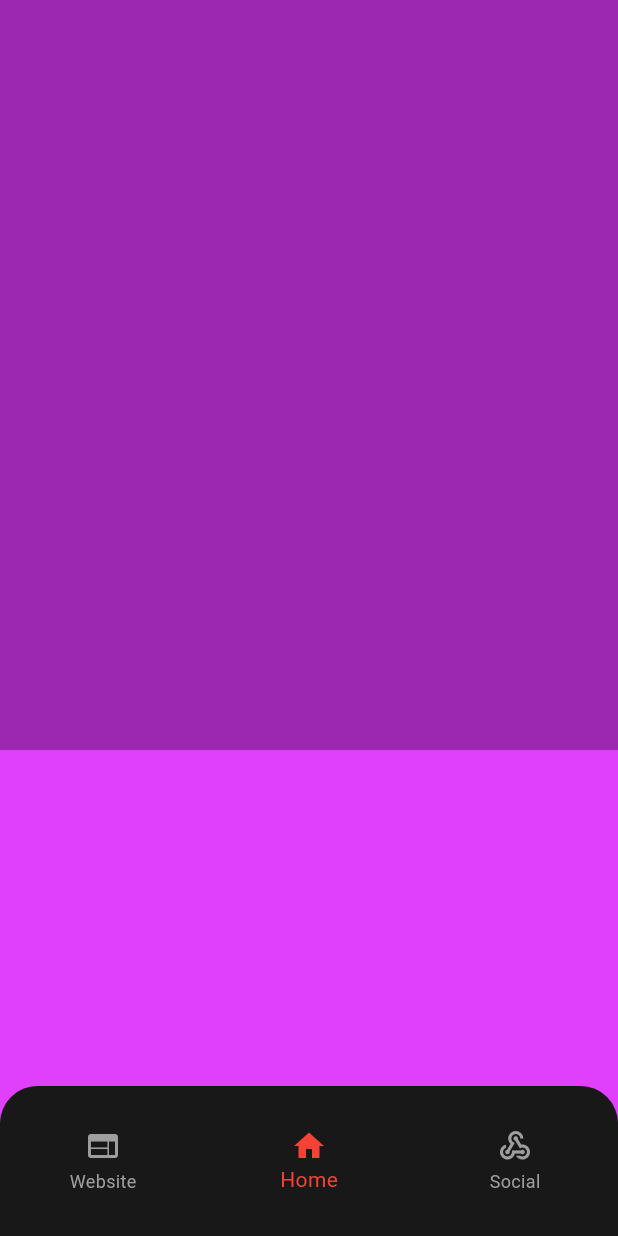
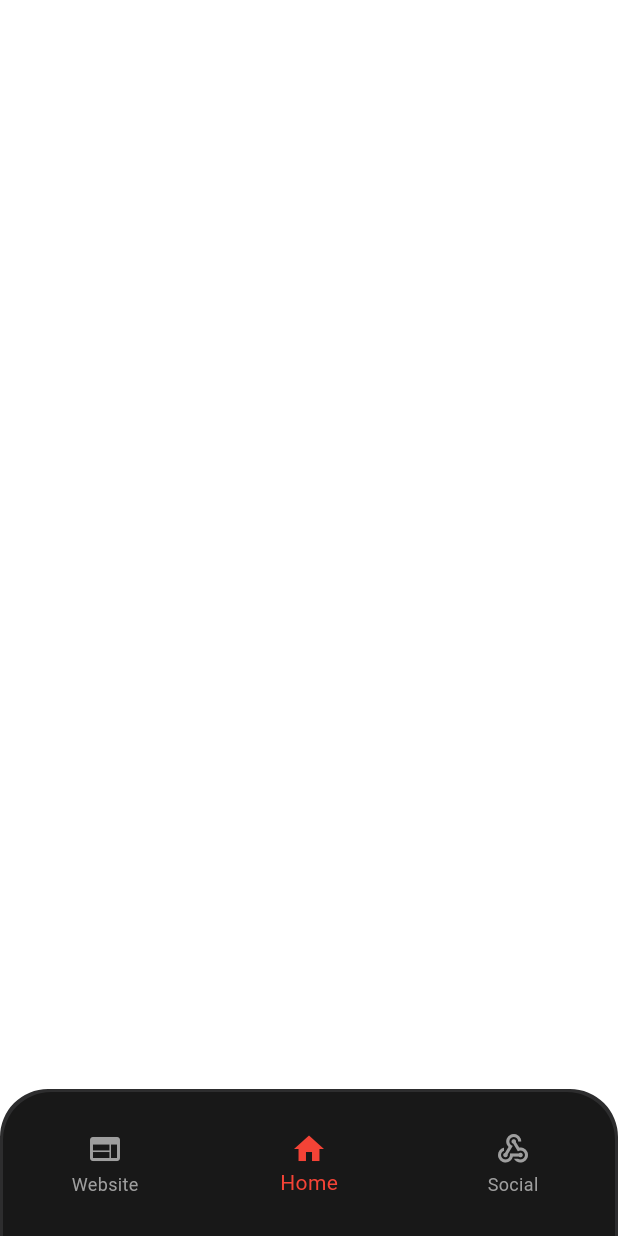
Before and after one commit to atiqrs/symphony_app, a Flutter app: the screen it shows after launch, on a phone screen of 412 x 824 dp. Run offline on Flutter 3.47's test engine with Material 3 defaults, Android fonts, the phone set to English and light mode, and no system bars.

```diff
--- a/lib/src/commons/resources/colors.dart
+++ b/lib/src/commons/resources/colors.dart
@@ -6,6 +6,12 @@ class AppColors {
   static const blackBackgroundColor = Color.fromRGBO(0, 0, 0, 0);
   static const whiteBackgroundColor = Color.fromRGBO(255, 255, 255, 1);
   static const cardBackground = Color.fromRGBO(24, 24, 24, 1);
+  // static const borderBackground = Color.fromRGBO(232, 238, 246, 0.1);
+  // static const borderBackground = Color.fromRGBO(0, 0, 0, 0.15);
+  static const borderBackground = Color.fromRGBO(45, 45, 46, 1);
+
+  static Color borderWhiteBackground = Color(0xE8EEF61A);
+  static Color borderBlackBackground = Color(0x00000026);
 
   static const testBackground = Color.fromRGBO(36, 122, 18, 1.0);
 }
--- a/lib/src/commons/resources/dimens.dart
+++ b/lib/src/commons/resources/dimens.dart
@@ -1,5 +1,12 @@
-class Dimens {
-  Dimens._();
+class AppDimens {
+  AppDimens._();
+
+  static const spacing0 = 0.0;
+  static const spacing2 = 2.0;
+
+  static const size24 = 24.0;
+  static const size32 = 32.0;
+  static const size48 = 48.0;
 
   static const height44 = 44.0;
   static const height90 = 90.0;
@@ -16,6 +23,7 @@ class Dimens {
   static const height190 = 190.0;
   static const height200 = 200.0;
 
+  static const positionUnSign2 = -2.0;
   static const position0 = 0.0;
   static const position2 = 2.0;
   static const position4 = 4.0;
@@ -30,6 +38,8 @@ class Dimens {
   static const position200 = 200.0;
 
   static const radius8 = 8.0;
+  static const radius24 = 24.0;
+  static const radius32 = 32.0;
   static const radius100 = 100.0;
   static const radius120 = 120.0;
   static const radius150 = 150.0;
--- a/lib/src/commons/resources/strings.dart
+++ b/lib/src/commons/resources/strings.dart
@@ -1,5 +1,9 @@
-abstract class Strings {
+class AppStrings {
+  AppStrings._();
+
   static const demo = "Demo";
 
-  static String demoTitle = "Demo Title";
+  static const home = "Home";
+  static const website = "Website";
+  static const social = "Social";
 }
--- a/lib/src/features/home_screen/home_screen.dart
+++ b/lib/src/features/home_screen/home_screen.dart
@@ -1,4 +1,6 @@
 import 'package:flutter/material.dart';
+
+import '../../commons/resources/colors.dart';
 
 class HomeScreen extends StatefulWidget {
   const HomeScreen({super.key});
@@ -10,24 +12,6 @@ class HomeScreen extends StatefulWidget {
 class _HomeScreenState extends State<HomeScreen> {
   @override
   Widget build(BuildContext context) {
-    return Scaffold(
-      backgroundColor: Colors.black,
-      body: SingleChildScrollView(
-        child: Column(
-          children: [
-            Container(
-              width: double.infinity,
-              height: 500,
-              color: Colors.purple,
-            ),
-            Container(
-              width: double.infinity,
-              height: 500,
-              color: Colors.purpleAccent,
-            )
-          ],
-        ),
-      ),
-    );
+    return Scaffold(backgroundColor: AppColors.blackBackgroundColor, body: Container());
   }
 }
--- a/lib/src/main_screen.dart
+++ b/lib/src/main_screen.dart
@@ -1,6 +1,8 @@
 import 'package:flutter/material.dart';
 
 import 'commons/resources/colors.dart';
+import 'commons/resources/dimens.dart';
+import 'commons/resources/strings.dart';
 import 'features/home_screen/home_screen.dart';
 import 'features/social_screen/social_screen.dart';
 import 'features/website_screen/website_screen.dart';
@@ -39,29 +41,40 @@ class MainScreenState extends State<MainScreen> {
             children: [
               _widgetOptions.elementAt(_selectedIndex),
               Positioned(
-                bottom: 0,
-                left: 0,
-                right: 0,
-                child: SizedBox(
-                  height: 100,
+                bottom: AppDimens.positionUnSign2,
+                left: AppDimens.position0,
+                right: AppDimens.position0,
+                child: Container(
+                  height: AppDimens.height100,
+                  decoration: BoxDecoration(
+                    color: AppColors.borderBackground,
+                    borderRadius: BorderRadius.only(
+                      topLeft: Radius.circular(AppDimens.radius32),
+                      topRight: Radius.circular(AppDimens.radius32),
+                    ),
+                    border: Border.all(
+                      width: AppDimens.spacing2,
+                      color: AppColors.borderBackground,
+                    ),
+                  ),
                   child: ClipRRect(
                     borderRadius: BorderRadius.only(
-                      topLeft: Radius.circular(25),
-                      topRight: Radius.circular(25),
+                      topLeft: Radius.circular(AppDimens.radius32),
+                      topRight: Radius.circular(AppDimens.radius32),
                     ),
                     child: BottomNavigationBar(
-                      items: const <BottomNavigationBarItem>[
+                      items: <BottomNavigationBarItem>[
                         BottomNavigationBarItem(
-                          icon: Icon(Icons.web, size: 24),
-                          label: 'Website',
+                          icon: Icon(Icons.web, size: AppDimens.size24),
+                          label: AppStrings.website,
                         ),
                         BottomNavigationBarItem(
-                          icon: Icon(Icons.home, size: 24),
-                          label: 'Home',
+                          icon: Icon(Icons.home, size: AppDimens.size24),
+                          label: AppStrings.home,
                         ),
                         BottomNavigationBarItem(
-                          icon: Icon(Icons.webhook, size: 24),
-                          label: 'Social',
+                          icon: Icon(Icons.webhook, size: AppDimens.size24),
+                          label: AppStrings.social,
                         ),
                       ],
                       currentIndex: _selectedIndex,
```
